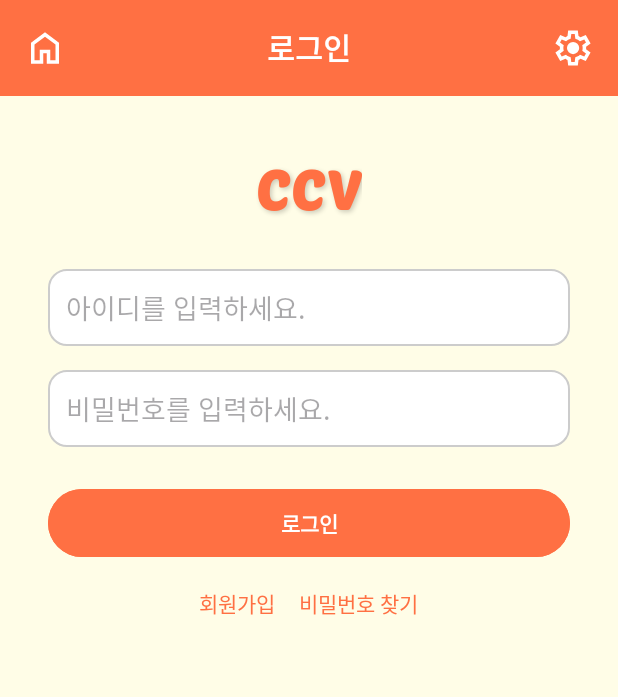
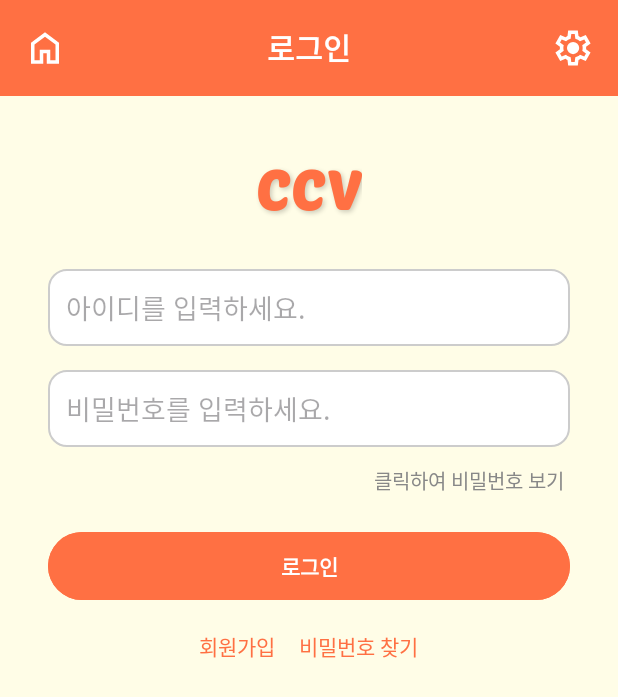
Before and after one commit to minjun018/CCV, an Android app: the screen it shows after launch (MainActivity), on a phone screen of 412 x 824 dp. Shown: the top 697 px of the screen. Run offline under Robolectric (Android 15) with nearby library versions, the phone set to English and light mode, and no system bars.

Commit message:
android studio pw can see

```diff
--- a/app/build.gradle.kts
+++ b/app/build.gradle.kts
@@ -40,4 +40,5 @@ dependencies {
     testImplementation(libs.junit)
     androidTestImplementation(libs.ext.junit)
     androidTestImplementation(libs.espresso.core)
+
 }
--- /dev/null
+++ b/app/src/main/java/com/example/ccvapp/Button.java
@@ -0,0 +1,4 @@
+package com.example.ccvapp;
+
+public class Button {
+}
--- a/app/src/main/java/com/example/ccvapp/MainActivity.java
+++ b/app/src/main/java/com/example/ccvapp/MainActivity.java
@@ -1,8 +1,13 @@
 package com.example.ccvapp;
 
+import android.content.Intent;
 import android.content.SharedPreferences;
 import android.os.Bundle;
+import android.text.InputType;
 import android.util.Log;
+import android.view.View;
+import android.widget.EditText;
+import android.widget.TextView;
 
 import androidx.activity.EdgeToEdge;
 import androidx.appcompat.app.AppCompatActivity;
@@ -13,36 +18,77 @@ public class MainActivity extends AppCompatActivity {
     @Override
     protected void onCreate(Bundle savedInstanceState) {
         super.onCreate(savedInstanceState);
-        boolean boolean_login = true;
+        boolean boolean_login = false;
 
-        // SharedPreferences로 최초 실행 여부 확인
         SharedPreferences prefs = getSharedPreferences("AppPrefs", MODE_PRIVATE);
         boolean isFirstRun = prefs.getBoolean("isFirstRun", true);
 
         if (isFirstRun) {
-            // 👉 최초 실행: activity_main.xml 띄우기
+            // 최초 실행
             setContentView(R.layout.activity_main);
 
-            // 최초 실행 상태를 false로 저장
+            // 최초 실행 상태 저장
             SharedPreferences.Editor editor = prefs.edit();
             editor.putBoolean("isFirstRun", false);
             editor.apply();
         } else {
             if(boolean_login){
-                // 👉 이후 실행: main_page.xml 띄우기, 로그인 되있으면
+                // 로그인 O
                 setContentView(R.layout.main_page);
-            }else{
-                //로그인 안 되어있으면 activity_main.xml 띄우기
+            } else {
+                // 로그인 X
                 setContentView(R.layout.activity_main);
             }
         }
 
-        // 시스템 인셋 처리 (공통)
-        EdgeToEdge.enable(this);
-        ViewCompat.setOnApplyWindowInsetsListener(findViewById(R.id.main), (v, insets) -> {
-            Insets systemBars = insets.getInsets(WindowInsetsCompat.Type.systemBars());
-            v.setPadding(systemBars.left, systemBars.top, systemBars.right, systemBars.bottom);
-            return insets;
+        // ❗ setContentView 이후에 호출해야 함
+        View btn_login = findViewById(R.id.btn_login);
+
+        if (btn_login != null) {
+            btn_login.setOnClickListener(new View.OnClickListener() {
+                @Override
+                public void onClick(View view) {
+                    Intent intent = new Intent(MainActivity.this, MainPage.class);
+                    startActivity(intent);
+                }
+            });
+        } else {
+            Log.e("MainActivity", "btn_login is null. Check if the correct layout is loaded.");
+        }
+        EditText etPassword = findViewById(R.id.et_password);
+        TextView tvTogglePassword = findViewById(R.id.tv_toggle_password);
+
+        tvTogglePassword.setOnClickListener(new View.OnClickListener() {
+            boolean isPasswordVisible = false;
+
+            @Override
+            public void onClick(View v) {
+                if (isPasswordVisible) {
+                    // 비밀번호 숨기기
+                    etPassword.setInputType(InputType.TYPE_CLASS_TEXT | InputType.TYPE_TEXT_VARIATION_PASSWORD);
+                    tvTogglePassword.setText("클릭하여 비밀번호 보기");
+                } else {
+                    // 비밀번호 보이기
+                    etPassword.setInputType(InputType.TYPE_CLASS_TEXT | InputType.TYPE_TEXT_VARIATION_VISIBLE_PASSWORD);
+                    tvTogglePassword.setText("클릭하여 비밀번호 숨기기");
+                }
+                isPasswordVisible = !isPasswordVisible;
+
+                // 커서가 끝으로 이동하도록
+                etPassword.setSelection(etPassword.getText().length());
+            }
         });
+
+        // 인셋 설정
+        View mainView = findViewById(R.id.main);
+        if (mainView != null) {
+            EdgeToEdge.enable(this);
+            ViewCompat.setOnApplyWindowInsetsListener(mainView, (v, insets) -> {
+                Insets systemBars = insets.getInsets(WindowInsetsCompat.Type.systemBars());
+                v.setPadding(systemBars.left, systemBars.top, systemBars.right, systemBars.bottom);
+                return insets;
+            });
+        }
     }
+
 }
--- /dev/null
+++ b/app/src/main/res/drawable/ic_eye_closed.xml
@@ -0,0 +1,10 @@
+<vector xmlns:android="http://schemas.android.com/apk/res/android"
+    android:width="24dp"
+    android:height="24dp"
+    android:viewportWidth="960"
+    android:viewportHeight="960"
+    android:tint="?attr/colorControlNormal">
+  <path
+      android:fillColor="@android:color/white"
+      android:pathData="M480,640Q555,640 607.5,587.5Q660,535 660,460Q660,385 607.5,332.5Q555,280 480,280Q405,280 352.5,332.5Q300,385 300,460Q300,535 352.5,587.5Q405,640 480,640ZM480,568Q435,568 403.5,536.5Q372,505 372,460Q372,415 403.5,383.5Q435,352 480,352Q525,352 556.5,383.5Q588,415 588,460Q588,505 556.5,536.5Q525,568 480,568ZM480,760Q334,760 214,678.5Q94,597 40,460Q94,323 214,241.5Q334,160 480,160Q626,160 746,241.5Q866,323 920,460Q866,597 746,678.5Q626,760 480,760ZM480,460Q480,460 480,460Q480,460 480,460Q480,460 480,460Q480,460 480,460Q480,460 480,460Q480,460 480,460Q480,460 480,460Q480,460 480,460ZM480,680Q593,680 687.5,620.5Q782,561 832,460Q782,359 687.5,299.5Q593,240 480,240Q367,240 272.5,299.5Q178,359 128,460Q178,561 272.5,620.5Q367,680 480,680Z"/>
+</vector>
--- a/app/src/main/res/layout/activity_main.xml
+++ b/app/src/main/res/layout/activity_main.xml
@@ -17,16 +17,16 @@
         android:background="#FF7043"
         android:elevation="4dp"
         android:theme="@style/ThemeOverlay.AppCompat.Dark.ActionBar"
-        app:contentInsetStart="0dp"
         app:contentInsetLeft="0dp"
         app:contentInsetRight="0dp"
+        app:contentInsetStart="0dp"
         app:contentInsetStartWithNavigation="0dp">
 
         <androidx.constraintlayout.widget.ConstraintLayout
             android:layout_width="match_parent"
             android:layout_height="wrap_content"
-            android:paddingVertical="12dp"
-            android:paddingHorizontal="16dp">
+            android:paddingHorizontal="16dp"
+            android:paddingVertical="12dp">
 
             <ImageView
                 android:id="@+id/ivMyPage"
@@ -34,24 +34,24 @@
                 android:layout_height="28dp"
                 android:contentDescription="마이페이지"
                 android:src="@drawable/home_24px"
-                app:tint="@color/white"
+                app:layout_constraintBottom_toBottomOf="parent"
                 app:layout_constraintStart_toStartOf="parent"
                 app:layout_constraintTop_toTopOf="parent"
-                app:layout_constraintBottom_toBottomOf="parent" />
+                app:tint="@color/white" />
 
             <TextView
                 android:id="@+id/toolbarTitle"
                 android:layout_width="wrap_content"
                 android:layout_height="wrap_content"
+                android:fontFamily="@font/poetsenone"
                 android:text="로그인"
                 android:textColor="#FFFFFF"
                 android:textSize="20sp"
                 android:textStyle="bold"
-                android:fontFamily="@font/poetsenone"
-                app:layout_constraintTop_toTopOf="parent"
                 app:layout_constraintBottom_toBottomOf="parent"
+                app:layout_constraintEnd_toEndOf="parent"
                 app:layout_constraintStart_toStartOf="parent"
-                app:layout_constraintEnd_toEndOf="parent" />
+                app:layout_constraintTop_toTopOf="parent" />
 
             <ImageView
                 android:id="@+id/ivSettings"
@@ -59,10 +59,10 @@
                 android:layout_height="28dp"
                 android:contentDescription="설정"
                 android:src="@drawable/settings_24px"
-                app:tint="#FFFFFF"
+                app:layout_constraintBottom_toBottomOf="parent"
                 app:layout_constraintEnd_toEndOf="parent"
                 app:layout_constraintTop_toTopOf="parent"
-                app:layout_constraintBottom_toBottomOf="parent" />
+                app:tint="#FFFFFF" />
         </androidx.constraintlayout.widget.ConstraintLayout>
     </androidx.appcompat.widget.Toolbar>
 
@@ -71,78 +71,94 @@
         android:id="@+id/tv_main_title"
         android:layout_width="wrap_content"
         android:layout_height="wrap_content"
-        android:text="CCV"
-        android:textSize="36sp"
-        android:textStyle="bold"
-        android:textColor="#FF7043"
-        android:fontFamily="@font/poetsenone"
         android:layout_gravity="center_horizontal"
         android:layout_marginTop="40dp"
+        android:fontFamily="@font/poetsenone"
         android:letterSpacing="0.05"
         android:shadowColor="#33000000"
         android:shadowDx="2"
         android:shadowDy="2"
-        android:shadowRadius="4" />
+        android:shadowRadius="4"
+        android:text="CCV"
+        android:textColor="#FF7043"
+        android:textSize="36sp"
+        android:textStyle="bold" />
 
     <!-- 로그인 폼 -->
     <LinearLayout
         android:layout_width="match_parent"
         android:layout_height="0dp"
         android:layout_weight="1"
+        android:gravity="top|center_horizontal"
         android:orientation="vertical"
-        android:padding="32dp"
-        android:gravity="top|center_horizontal">
+        android:padding="32dp">
 
         <EditText
             android:id="@+id/et_id"
             android:layout_width="match_parent"
             android:layout_height="wrap_content"
+            android:layout_marginBottom="16dp"
+            android:background="@drawable/edittext_background"
             android:hint="아이디를 입력하세요."
-            android:padding="12dp"
-            android:background="@drawable/edittext_background"
-            android:layout_marginBottom="16dp"/>
+            android:inputType="text"
+            android:padding="12dp" />
 
+        <!-- 비밀번호 EditText -->
         <EditText
             android:id="@+id/et_password"
             android:layout_width="match_parent"
             android:layout_height="wrap_content"
+            android:layout_marginBottom="8dp"
+            android:background="@drawable/edittext_background"
             android:hint="비밀번호를 입력하세요."
             android:inputType="textPassword"
-            android:padding="12dp"
-            android:background="@drawable/edittext_background"
-            android:layout_marginBottom="24dp"/>
+            android:padding="12dp" />
+
+        <TextView
+            android:id="@+id/tv_toggle_password"
+            android:layout_width="wrap_content"
+            android:layout_height="wrap_content"
+            android:layout_gravity="end"
+            android:layout_marginBottom="16dp"
+            android:clickable="true"
+            android:focusable="true"
+            android:padding="4dp"
+            android:text="클릭하여 비밀번호 보기"
+            android:textColor="#888888"
+            android:textSize="13sp" />
+
 
         <Button
             android:id="@+id/btn_login"
             android:layout_width="match_parent"
             android:layout_height="wrap_content"
+            android:layout_marginBottom="16dp"
+            android:backgroundTint="#FF7043"
+            android:paddingVertical="12dp"
             android:text="로그인"
-            android:backgroundTint="#FF7043"
             android:textColor="#FFFFFF"
-            android:textStyle="bold"
-            android:paddingVertical="12dp"
-            android:layout_marginBottom="16dp"/>
+            android:textStyle="bold" />
 
         <LinearLayout
             android:layout_width="match_parent"
             android:layout_height="wrap_content"
-            android:orientation="horizontal"
-            android:gravity="center">
+            android:gravity="center"
+            android:orientation="horizontal">
 
             <TextView
                 android:id="@+id/tv_signup"
                 android:layout_width="wrap_content"
                 android:layout_height="wrap_content"
+                android:paddingEnd="16dp"
                 android:text="회원가입"
-                android:textColor="#FF7043"
-                android:paddingEnd="16dp"/>
+                android:textColor="#FF7043" />
 
             <TextView
                 android:id="@+id/tv_find_password"
                 android:layout_width="wrap_content"
                 android:layout_height="wrap_content"
                 android:text="비밀번호 찾기"
-                android:textColor="#FF7043"/>
+                android:textColor="#FF7043" />
         </LinearLayout>
     </LinearLayout>
 </LinearLayout>
```
